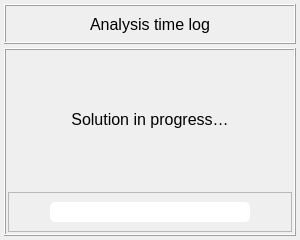
open-pulse/OpenPulse, file pulse/interface/ui_files/analysis/general/run_analysis.ui: the form before one commit.
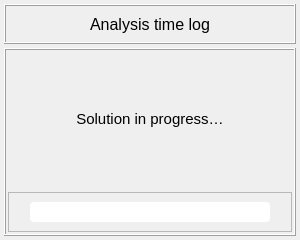
The form after the commit. Icons and pictures are not drawn.

Commit message: Refactoring UI analysis classes

```diff
--- a/pulse/interface/ui_files/analysis/general/run_analysis.ui
+++ b/pulse/interface/ui_files/analysis/general/run_analysis.ui
@@ -165,7 +165,7 @@
         <property name="font">
          <font>
           <family>MS Shell Dlg 2</family>
-          <pointsize>12</pointsize>
+          <pointsize>11</pointsize>
           <weight>50</weight>
           <italic>false</italic>
           <bold>false</bold>
@@ -207,14 +207,13 @@
           <widget class="QProgressBar" name="progress_bar_timer">
            <property name="maximumSize">
             <size>
-             <width>200</width>
+             <width>240</width>
              <height>16777215</height>
             </size>
            </property>
            <property name="styleSheet">
-            <string notr="true">QProgressBar { border-radius: 5px;  background-color: rgba(255,255,255,255);}
-
- QProgressBar::chunk {border-radius: 6px;   background-color:  rgba(20,150,255,255);   width: 10px; }</string>
+            <string notr="true">QProgressBar { border-radius: 4px;  background-color: rgba(255,255,255,255);}
+QProgressBar::chunk {border-radius: 4px;   background-color:  rgba(20,150,255,255);   width: 10px; }</string>
            </property>
            <property name="value">
             <number>0</number>
```
The commit also changes 22 other files.
